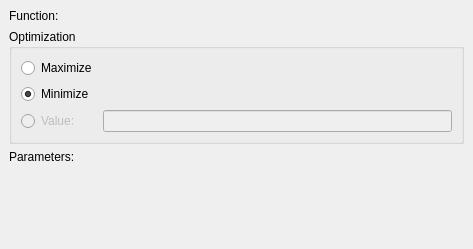
Old version of the form kspread/plugins/solver/SolverMainWidget.ui in the repository KDE/calligra.
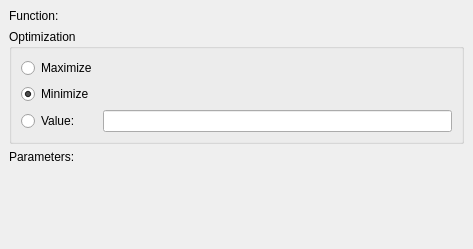
New version of the form. Icons and pictures are not drawn. Custom widgets are drawn as their Qt base class.

Commit message: Plugins	Solver 	Add search for a specific value.

Patch:
```diff
--- a/kspread/plugins/solver/SolverMainWidget.ui
+++ b/kspread/plugins/solver/SolverMainWidget.ui
@@ -68,9 +68,6 @@
       </property>
       <item row="2" column="0" >
        <widget class="QRadioButton" name="valueButton" >
-        <property name="enabled" >
-         <bool>false</bool>
-        </property>
         <property name="text" >
          <string>Value:</string>
         </property>
@@ -95,9 +92,6 @@
       </item>
       <item row="2" column="1" >
        <widget class="QLineEdit" name="value" >
-        <property name="enabled" >
-         <bool>false</bool>
-        </property>
        </widget>
       </item>
      </layout>
```
The commit also changes 2 other files.
